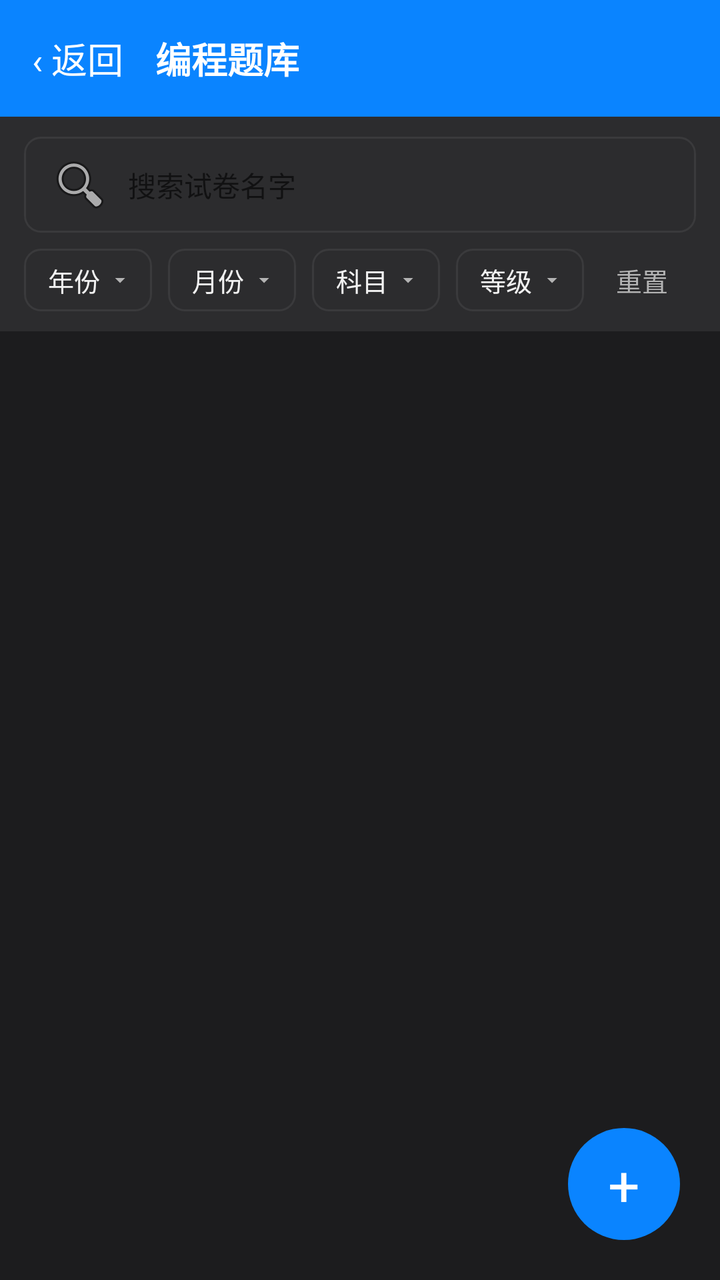
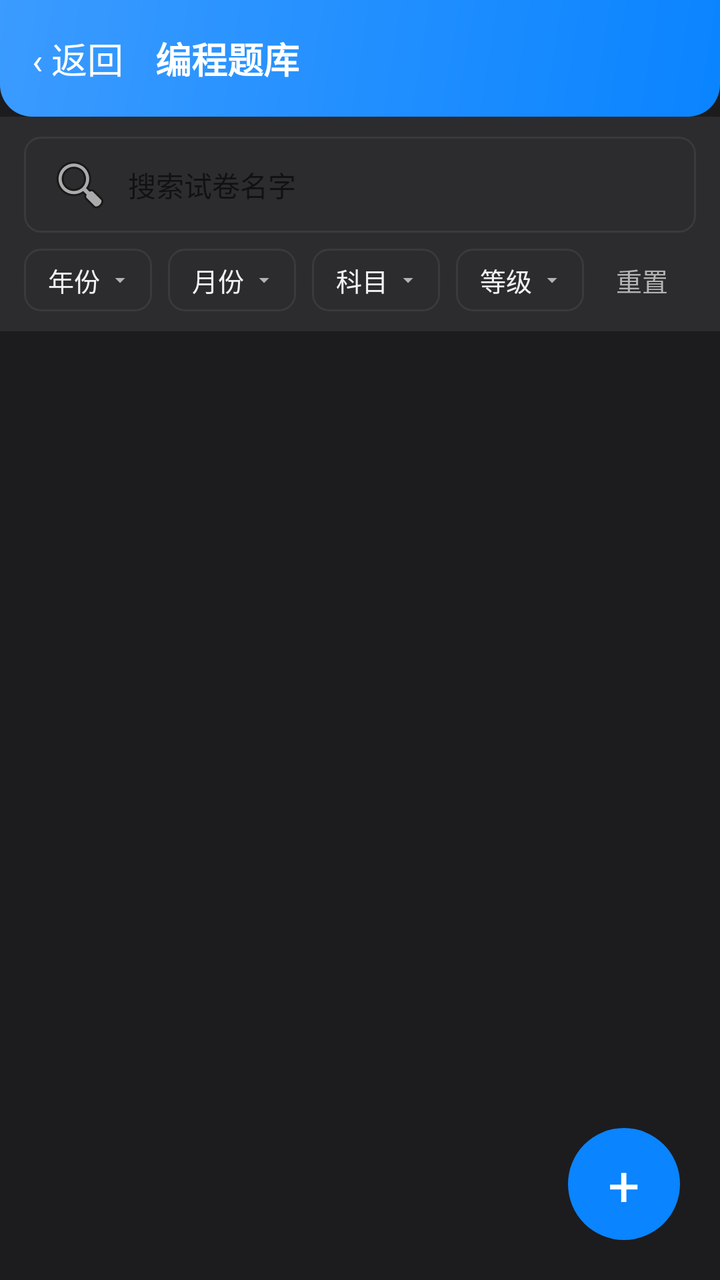

Screens rendered from an Android XML layout before and after an edit, with the pre-edit source and the edit as a unified diff.
<!-- AndroidManifest.xml: application theme Theme.AlgoRobo -->
<!-- res/layout/activity_exam_list.xml -->
<?xml version="1.0" encoding="utf-8"?>
<FrameLayout xmlns:android="http://schemas.android.com/apk/res/android"
    android:layout_width="match_parent"
    android:layout_height="match_parent"
    android:background="@color/bg_page">

    <LinearLayout
        android:layout_width="match_parent"
        android:layout_height="match_parent"
        android:orientation="vertical">

        <LinearLayout
            android:id="@+id/topBar"
            android:layout_width="match_parent"
            android:layout_height="wrap_content"
            android:orientation="horizontal"
            android:gravity="center_vertical"
            android:padding="16dp"
            android:background="@color/primary">
            <TextView
                android:id="@+id/btnExamBack"
                android:layout_width="wrap_content"
                android:layout_height="wrap_content"
                android:text="&#8249; 返回"
                android:textSize="18sp"
                android:textColor="@android:color/white" />
            <TextView
                android:layout_width="wrap_content"
                android:layout_height="wrap_content"
                android:layout_marginStart="16dp"
                android:text="编程题库"
                android:textSize="18sp"
                android:textStyle="bold"
                android:textColor="@android:color/white" />
        </LinearLayout>

        <LinearLayout
            android:layout_width="match_parent"
            android:layout_height="wrap_content"
            android:orientation="vertical"
            android:background="@color/card_bg"
            android:paddingStart="12dp"
            android:paddingEnd="12dp"
            android:paddingTop="10dp"
            android:paddingBottom="10dp">

            <LinearLayout
                android:layout_width="match_parent"
                android:layout_height="wrap_content"
                android:orientation="horizontal"
                android:gravity="center_vertical">
                <EditText
                    android:id="@+id/etExamSearch"
                    android:layout_width="match_parent"
                    android:layout_height="wrap_content"
                    android:hint="搜索试卷名字"
                    android:textSize="14sp"
                    android:paddingStart="12dp"
                    android:paddingEnd="12dp"
                    android:paddingTop="8dp"
                    android:paddingBottom="8dp"
                    android:background="@drawable/bg_search"
                    android:drawableStart="@android:drawable/ic_menu_search"
                    android:drawablePadding="8dp"
                    android:singleLine="true"
                    android:imeOptions="actionSearch" />
            </LinearLayout>

            <LinearLayout
                android:layout_width="match_parent"
                android:layout_height="wrap_content"
                android:layout_marginTop="8dp"
                android:orientation="horizontal"
                android:gravity="center_vertical">
                <TextView
                    android:id="@+id/btnFilterYear"
                    android:layout_width="wrap_content"
                    android:layout_height="wrap_content"
                    android:text="年份"
                    android:textSize="13sp"
                    android:textColor="@color/text_main"
                    android:background="@drawable/bg_filter"
                    android:drawableEnd="@drawable/ic_arrow_down"
                    android:drawablePadding="4dp"
                    android:paddingStart="12dp"
                    android:paddingEnd="10dp"
                    android:paddingTop="6dp"
                    android:paddingBottom="6dp" />
                <TextView
                    android:id="@+id/btnFilterMonth"
                    android:layout_width="wrap_content"
                    android:layout_height="wrap_content"
                    android:layout_marginStart="8dp"
                    android:text="月份"
                    android:textSize="13sp"
                    android:textColor="@color/text_main"
                    android:background="@drawable/bg_filter"
                    android:drawableEnd="@drawable/ic_arrow_down"
                    android:drawablePadding="4dp"
                    android:paddingStart="12dp"
                    android:paddingEnd="10dp"
                    android:paddingTop="6dp"
                    android:paddingBottom="6dp" />
                <TextView
                    android:id="@+id/btnFilterSubject"
                    android:layout_width="wrap_content"
                    android:layout_height="wrap_content"
                    android:layout_marginStart="8dp"
                    android:text="科目"
                    android:textSize="13sp"
                    android:textColor="@color/text_main"
                    android:background="@drawable/bg_filter"
                    android:drawableEnd="@drawable/ic_arrow_down"
                    android:drawablePadding="4dp"
                    android:paddingStart="12dp"
                    android:paddingEnd="10dp"
                    android:paddingTop="6dp"
                    android:paddingBottom="6dp" />
                <TextView
                    android:id="@+id/btnFilterLevel"
                    android:layout_width="wrap_content"
                    android:layout_height="wrap_content"
                    android:layout_marginStart="8dp"
                    android:text="等级"
                    android:textSize="13sp"
                    android:textColor="@color/text_main"
                    android:background="@drawable/bg_filter"
                    android:drawableEnd="@drawable/ic_arrow_down"
                    android:drawablePadding="4dp"
                    android:paddingStart="12dp"
                    android:paddingEnd="10dp"
                    android:paddingTop="6dp"
                    android:paddingBottom="6dp" />
                <TextView
                    android:id="@+id/tvFilterReset"
                    android:layout_width="wrap_content"
                    android:layout_height="wrap_content"
                    android:layout_marginStart="8dp"
                    android:text="重置"
                    android:textSize="13sp"
                    android:textColor="@color/text_sub"
                    android:paddingStart="8dp"
                    android:paddingEnd="8dp" />
            </LinearLayout>

            <LinearLayout
                android:id="@+id/llMultiActions"
                android:layout_width="match_parent"
                android:layout_height="wrap_content"
                android:layout_marginTop="8dp"
                android:orientation="horizontal"
                android:gravity="center_vertical"
                android:visibility="gone">
                <CheckBox
                    android:id="@+id/cbSelectAll"
                    android:layout_width="wrap_content"
                    android:layout_height="wrap_content"
                    android:text="全选"
                    android:textSize="14sp"
                    android:textColor="@color/text_main" />
                <TextView
                    android:id="@+id/btnMultiDownload"
                    android:layout_width="wrap_content"
                    android:layout_height="wrap_content"
                    android:layout_marginStart="16dp"
                    android:text="下载所选"
                    android:textSize="14sp"
                    android:textColor="@android:color/white"
                    android:background="@drawable/bg_btn_primary"
                    android:paddingStart="16dp"
                    android:paddingEnd="16dp"
                    android:paddingTop="8dp"
                    android:paddingBottom="8dp" />
                <TextView
                    android:id="@+id/btnRemoveExams"
                    android:layout_width="wrap_content"
                    android:layout_height="wrap_content"
                    android:layout_marginStart="8dp"
                    android:text="移除真题库"
                    android:textSize="14sp"
                    android:textColor="@android:color/white"
                    android:background="@drawable/bg_btn_primary"
                    android:paddingStart="14dp"
                    android:paddingEnd="14dp"
                    android:paddingTop="8dp"
                    android:paddingBottom="8dp" />
                <TextView
                    android:id="@+id/tvMultiCancel"
                    android:layout_width="wrap_content"
                    android:layout_height="wrap_content"
                    android:layout_marginStart="12dp"
                    android:text="取消"
                    android:textSize="14sp"
                    android:textColor="@color/text_sub" />
            </LinearLayout>
        </LinearLayout>

        <ListView
            android:id="@+id/listExam"
            android:layout_width="match_parent"
            android:layout_height="match_parent"
            android:divider="@color/divider"
            android:dividerHeight="1dp" />

    </LinearLayout>

    <TextView
        android:id="@+id/fabAddExam"
        android:layout_width="56dp"
        android:layout_height="56dp"
        android:layout_gravity="bottom|end"
        android:layout_marginEnd="20dp"
        android:layout_marginBottom="20dp"
        android:text="+"
        android:textSize="28sp"
        android:textColor="@android:color/white"
        android:gravity="center"
        android:background="@drawable/bg_fab" />

</FrameLayout>
<!-- resources referenced by this layout -->
<resources>
  <color name="bg_page">#1C1C1E</color>
  <color name="card_bg">#2C2C2E</color>
  <color name="divider">#3A3A3C</color>
  <color name="primary">#0A84FF</color>
  <color name="text_main">#F2F2F2</color>
  <color name="text_sub">#B3B3B3</color>
  <!-- drawable bg_btn_primary (drawable) -->
  <?xml version="1.0" encoding="utf-8"?>
  <shape xmlns:android="http://schemas.android.com/apk/res/android">
      <solid android:color="@color/primary" />
      <corners android:radius="8dp" />
  </shape>
  <!-- drawable bg_fab (drawable) -->
  <?xml version="1.0" encoding="utf-8"?>
  <shape xmlns:android="http://schemas.android.com/apk/res/android"
      android:shape="oval">
      <solid android:color="@color/primary" />
      <size android:width="56dp" android:height="56dp" />
  </shape>
  <!-- drawable bg_filter (drawable) -->
  <?xml version="1.0" encoding="utf-8"?>
  <shape xmlns:android="http://schemas.android.com/apk/res/android">
      <solid android:color="@color/card_bg" />
      <corners android:radius="8dp" />
      <stroke android:width="1dp" android:color="@color/divider" />
  </shape>
  <!-- drawable bg_search (drawable) -->
  <?xml version="1.0" encoding="utf-8"?>
  <shape xmlns:android="http://schemas.android.com/apk/res/android">
      <solid android:color="@color/card_bg" />
      <corners android:radius="8dp" />
      <stroke android:width="1dp" android:color="@color/divider" />
  </shape>
  <!-- drawable ic_arrow_down (drawable) -->
  <?xml version="1.0" encoding="utf-8"?>
  <vector xmlns:android="http://schemas.android.com/apk/res/android"
      android:width="12dp" android:height="12dp"
      android:viewportWidth="24" android:viewportHeight="24">
      <path android:fillColor="@color/text_sub"
          android:pathData="M7,10l5,5 5,-5z" />
  </vector>
  <style name="Theme.AlgoRobo" parent="Theme.AppCompat.DayNight.NoActionBar">
          <item name="colorPrimary">@color/primary</item>
          <item name="colorPrimaryDark">@color/primary_dark</item>
          <item name="colorAccent">@color/primary</item>
          <item name="android:windowBackground">@color/bg_page</item>
          <item name="android:navigationBarColor">@color/bg_page</item>
          <item name="android:windowLightStatusBar">false</item>
          <item name="android:windowLayoutInDisplayCutoutMode">shortEdges</item>
      </style>
  <color name="primary_dark">#0A84FF</color>
</resources>

<!-- the commit's change to res/layout/activity_exam_list.xml (unified diff, before → after) -->
@@ -16,7 +16,7 @@
             android:orientation="horizontal"
             android:gravity="center_vertical"
             android:padding="16dp"
-            android:background="@color/primary">
+            android:background="@drawable/bg_result_header_chalk">
             <TextView
                 android:id="@+id/btnExamBack"
                 android:layout_width="wrap_content"
<!-- resource entries referenced after the edit -->
@@ -26,6 +26,12 @@
       <corners android:radius="8dp" />
       <stroke android:width="1dp" android:color="@color/divider" />
   </shape>
+  <!-- drawable bg_result_header_chalk (drawable) -->
+  <?xml version="1.0" encoding="utf-8"?>
+  <shape xmlns:android="http://schemas.android.com/apk/res/android" android:shape="rectangle">
+      <gradient android:startColor="#0A84FF" android:endColor="#3B9BFF" android:angle="135" />
+      <corners android:bottomLeftRadius="16dp" android:bottomRightRadius="16dp" />
+  </shape>
   <!-- drawable bg_search (drawable) -->
   <?xml version="1.0" encoding="utf-8"?>
   <shape xmlns:android="http://schemas.android.com/apk/res/android">
